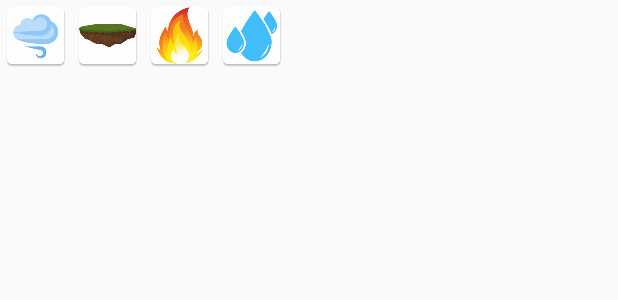
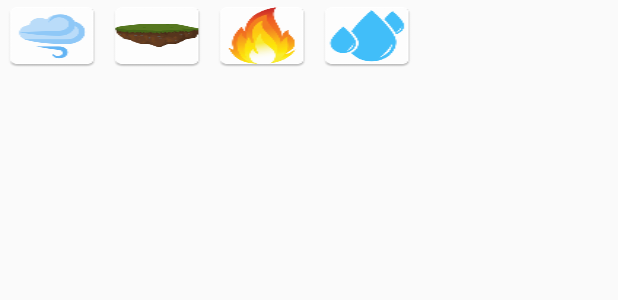
Before and after one commit to mathiassand/NotAlchemy, an Android app: the layout activity_main.xml on its own in the app's theme, with its tools: preview values and no code run, on a phone screen of 412 x 824 dp. Shown: the top 300 px of the screen. Run offline under Robolectric (Android 15) with nearby library versions, the phone set to English and light mode, and no system bars.

Commit message:
maybe usefull stuff
dunno tho lul

```diff
--- a/NotAlchemy/app/src/main/res/layout/activity_main.xml
+++ b/NotAlchemy/app/src/main/res/layout/activity_main.xml
@@ -18,9 +18,11 @@
             android:layout_width="match_parent"
             android:layout_height="match_parent">
 
+
+
             <ImageButton
-                android:id="@+id/imageButton4"
-                android:layout_width="wrap_content"
+                android:id="@+id/airButton"
+                android:layout_width="70dp"
                 android:layout_height="wrap_content"
                 android:onClick="buttonPress"
                 android:background="@mipmap/air"
@@ -28,8 +30,8 @@
                 android:src="?android:selectableItemBackground" />
 
             <ImageButton
-                android:id="@+id/imageButton"
-                android:layout_width="wrap_content"
+                android:id="@+id/earthButton"
+                android:layout_width="70dp"
                 android:layout_height="wrap_content"
                 android:onClick="buttonPress"
                 android:background="@mipmap/earth"
@@ -37,8 +39,8 @@
                 android:src="?android:selectableItemBackground" />
 
             <ImageButton
-                android:id="@+id/imageButton1"
-                android:layout_width="wrap_content"
+                android:id="@+id/fireButton"
+                android:layout_width="70dp"
                 android:layout_height="wrap_content"
                 android:onClick="buttonPress"
                 android:background="@mipmap/fire"
@@ -46,13 +48,25 @@
                 android:src="?android:selectableItemBackground" />
 
             <ImageButton
-                android:id="@+id/imageButton2"
-                android:layout_width="wrap_content"
+                android:id="@+id/waterButton"
+                android:layout_width="70dp"
                 android:layout_height="wrap_content"
+                android:background="@mipmap/water"
                 android:onClick="buttonPress"
-                android:background="@mipmap/water"
+                android:src="?android:selectableItemBackground"
+                app:srcCompat="@android:color/transparent" />
+
+            <ImageButton
+                android:id="@+id/snowButton"
+                android:layout_width="70dp"
+                android:layout_height="wrap_content"
+                android:background="@mipmap/snow"
+                android:onClick="buttonPress"
+                android:src="?android:selectableItemBackground"
+                android:visibility="gone"
                 app:srcCompat="@android:color/transparent"
-                android:src="?android:selectableItemBackground" />
+                tools:layout_editor_absoluteX="140dp"
+                tools:layout_editor_absoluteY="204dp" />
         </TableRow>
 
         <TableRow
@@ -60,33 +74,11 @@
             android:layout_height="match_parent">
 
             <ImageButton
-                android:id="@+id/imageButton3"
-                android:layout_width="wrap_content"
-                android:layout_height="wrap_content"
-                android:onClick="buttonPress"
-                android:visibility="gone"
-                app:srcCompat="@android:color/transparent"
-                android:src="?android:selectableItemBackground"
-                android:background="@mipmap/snow"
-                tools:layout_editor_absoluteX="140dp"
-                tools:layout_editor_absoluteY="204dp" />
-
-            <ImageButton
-                android:id="@+id/imageButton5"
-                android:layout_width="wrap_content"
+                android:id="@+id/steamButton"
+                android:layout_width="70dp"
                 android:layout_height="wrap_content"
                 android:onClick="buttonPress"
                 android:background="@mipmap/steam"
-                android:visibility="gone"
-                app:srcCompat="@android:color/transparent"
-                android:src="?android:selectableItemBackground" />
-
-            <ImageButton
-                android:id="@+id/imageButton6"
-                android:layout_width="wrap_content"
-                android:layout_height="wrap_content"
-                android:onClick="buttonPress"
-                android:background="@mipmap/snow"
                 android:visibility="gone"
                 app:srcCompat="@android:color/transparent"
                 android:src="?android:selectableItemBackground" />
@@ -101,10 +93,6 @@
             android:layout_height="match_parent" />
     </TableLayout>
 
-    <RadioGroup
-        android:layout_width="wrap_content"
-        android:layout_height="wrap_content"
-        tools:layout_editor_absoluteX="57dp"
-        tools:layout_editor_absoluteY="155dp" />
+
 
 </android.support.constraint.ConstraintLayout>
```
Also changed, not shown: NotAlchemy/app/src/main/java/com/example/larsnielsen/notalchemy/MainActivity.java (+48 -9 lines).
